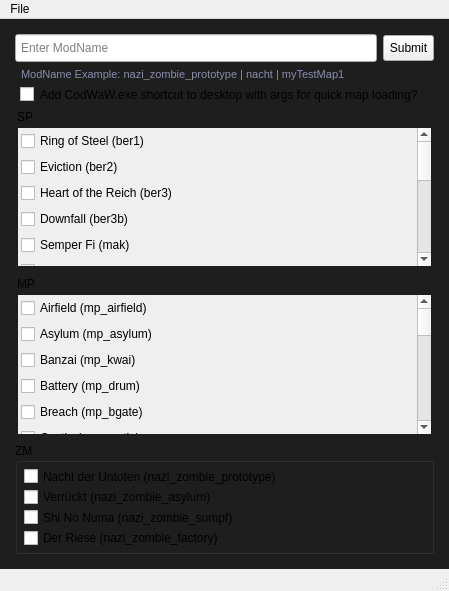
The window that Resources/UI/main_window.ui (Phils-Hub-Org/cod_waw.stock_map.script_placer) describes before a commit, drawn with Qt 5.
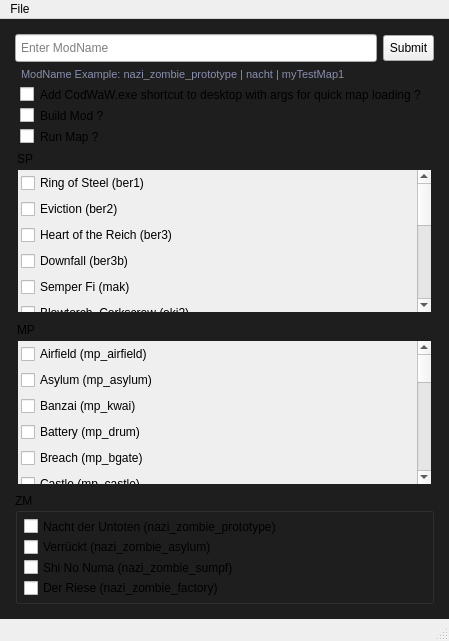
The same window after the commit. Icons and pictures are not drawn.

Diff of the .ui file:
```diff
--- a/Resources/UI/main_window.ui
+++ b/Resources/UI/main_window.ui
@@ -7,19 +7,19 @@
     <x>0</x>
     <y>0</y>
     <width>449</width>
-    <height>591</height>
+    <height>641</height>
    </rect>
   </property>
   <property name="minimumSize">
    <size>
     <width>449</width>
-    <height>591</height>
+    <height>641</height>
    </size>
   </property>
   <property name="maximumSize">
    <size>
     <width>449</width>
-    <height>791</height>
+    <height>741</height>
    </size>
   </property>
   <property name="windowTitle">
@@ -790,14 +790,34 @@
              <string notr="true">QCheckBox {padding-left: 5px;}</string>
             </property>
             <property name="text">
-             <string>Add CodWaW.exe shortcut to desktop with args for quick map loading?</string>
+             <string>Add CodWaW.exe shortcut to desktop with args for quick map loading ?</string>
+            </property>
+           </widget>
+          </item>
+          <item>
+           <widget class="QCheckBox" name="build_mod_cbox">
+            <property name="styleSheet">
+             <string notr="true">QCheckBox {padding-left: 5px;}</string>
+            </property>
+            <property name="text">
+             <string>Build Mod ?</string>
+            </property>
+           </widget>
+          </item>
+          <item>
+           <widget class="QCheckBox" name="run_map_cbox">
+            <property name="styleSheet">
+             <string notr="true">QCheckBox {padding-left: 5px;}</string>
+            </property>
+            <property name="text">
+             <string>Run Map ?</string>
             </property>
            </widget>
           </item>
           <item>
            <widget class="QGroupBox" name="groupBox">
             <property name="sizePolicy">
-             <sizepolicy hsizetype="Preferred" vsizetype="Fixed">
+             <sizepolicy hsizetype="Preferred" vsizetype="Preferred">
               <horstretch>0</horstretch>
               <verstretch>0</verstretch>
              </sizepolicy>
@@ -986,7 +1006,7 @@
           <item>
            <widget class="QGroupBox" name="groupBox_4">
             <property name="sizePolicy">
-             <sizepolicy hsizetype="Preferred" vsizetype="Fixed">
+             <sizepolicy hsizetype="Preferred" vsizetype="Preferred">
               <horstretch>0</horstretch>
               <verstretch>0</verstretch>
              </sizepolicy>
```
Left out of the diff: 7 changed lines with no effect on the pictures.
